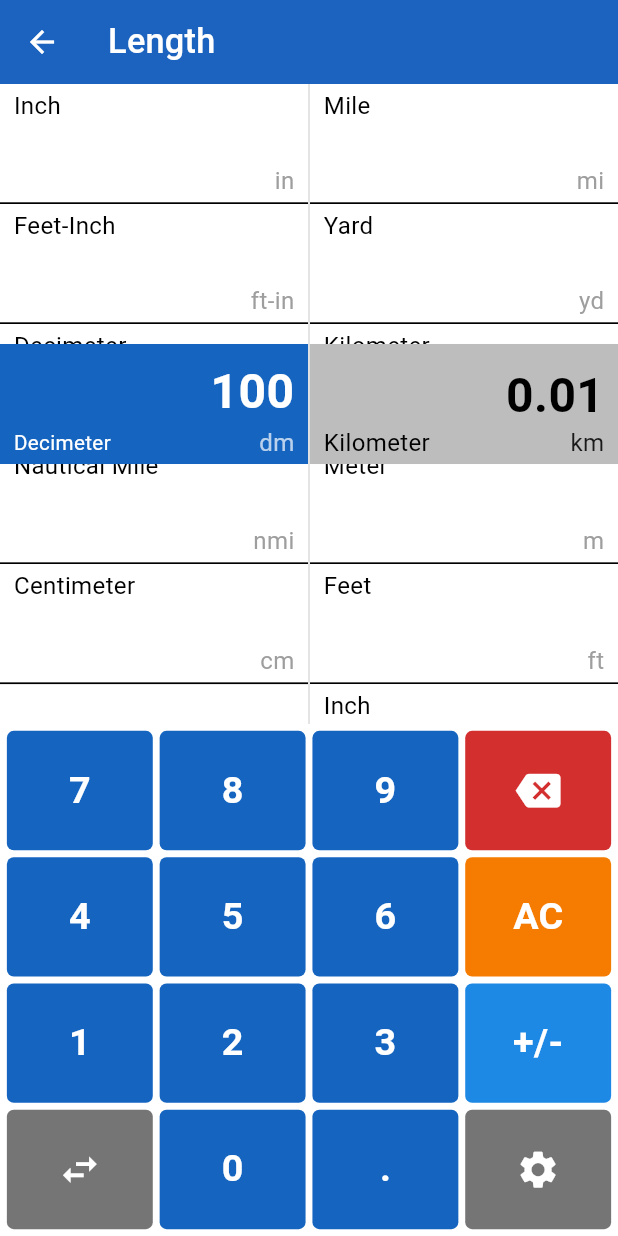
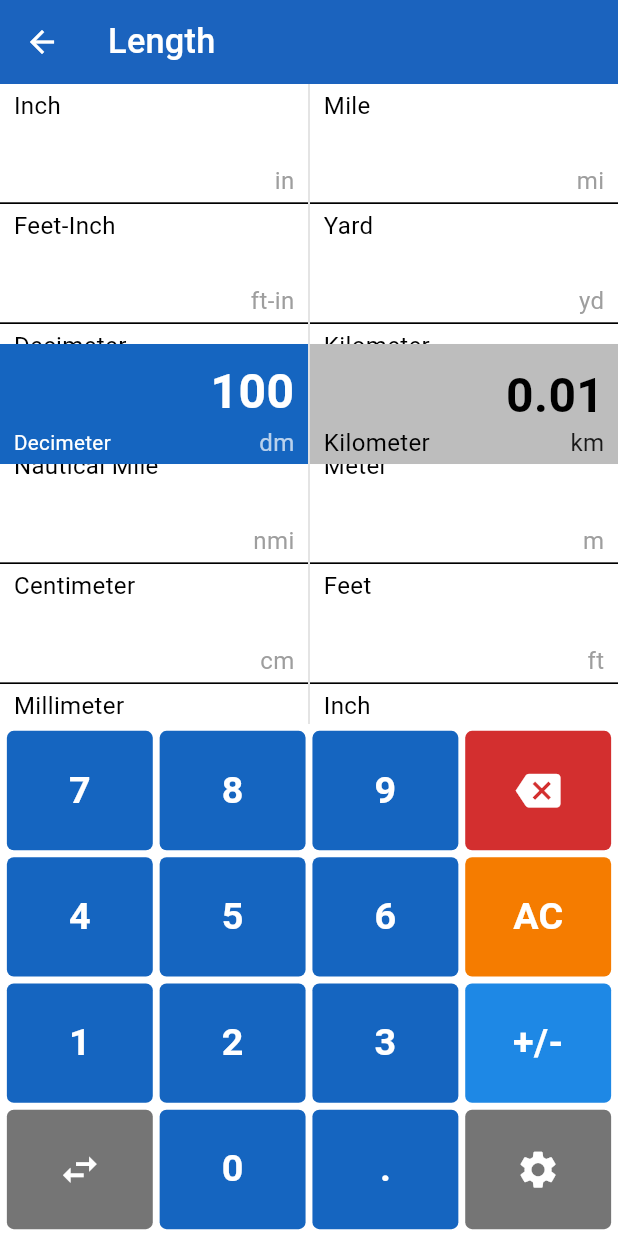
Before and after one commit to Nzjan/Units-Plus, a Flutter app: the LengthScreen screen opened directly, scrolled down 576 dp, on a phone screen of 412 x 824 dp. Run offline on Flutter 3.47's test engine with Material 3 defaults, Android fonts, the phone set to English and light mode, and no system bars; our stand-ins replace flutter_riverpod, flutter_screenutil.

Commit message:
add cmm also

```diff
--- a/lib/screens/length_screen.dart
+++ b/lib/screens/length_screen.dart
@@ -28,6 +28,7 @@ final resultValueProvider = Provider<String>((ref) {
     {'name': 'Decimeter', 'symbol': 'dm', 'factor': 0.1},
     {'name': 'Nautical Mile', 'symbol': 'nmi', 'factor': 1852.0},
     {'name': 'Centimeter', 'symbol': 'cm', 'factor': 0.01},
+    {'name': 'Millimeter', 'symbol': 'mm', 'factor': 0.001},
   ];
 
   final fromIndex = ref.watch(fromIndexProvider);
@@ -101,6 +102,7 @@ class _LengthScreenState extends ConsumerState<LengthScreen> {
     {'name': 'Decimeter', 'symbol': 'dm', 'factor': 0.1},
     {'name': 'Nautical Mile', 'symbol': 'nmi', 'factor': 1852.0},
     {'name': 'Centimeter', 'symbol': 'cm', 'factor': 0.01},
+    {'name': 'Millimeter', 'symbol': 'mm', 'factor': 0.001},
   ];
 
   // Scroll controllers
```
